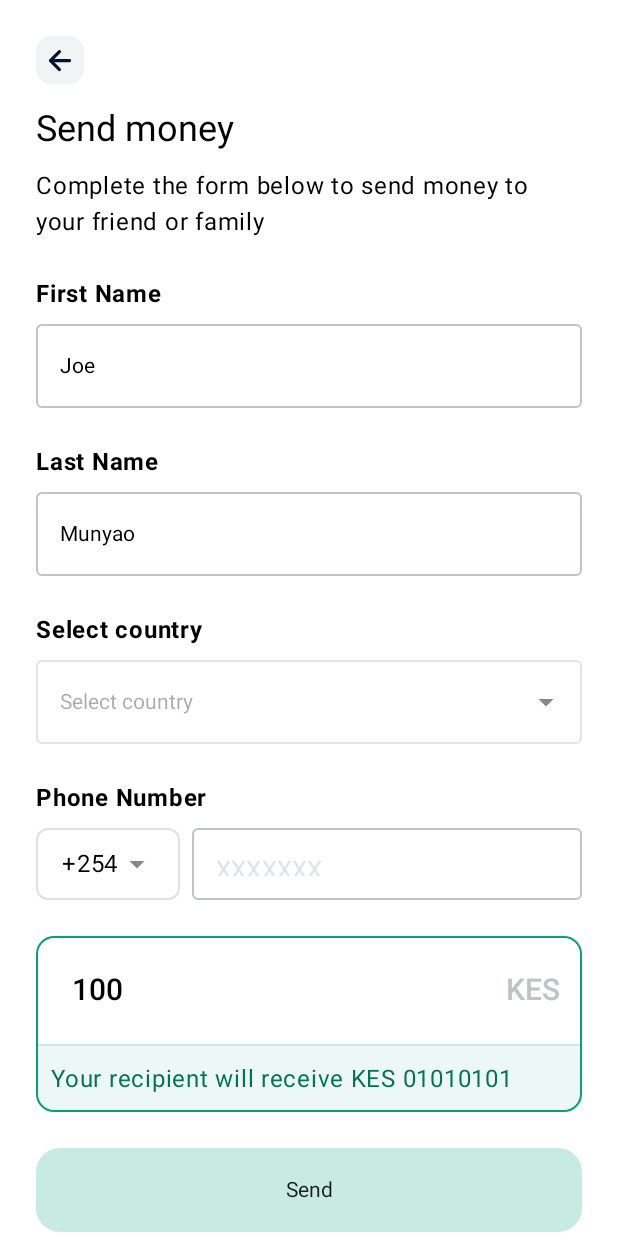
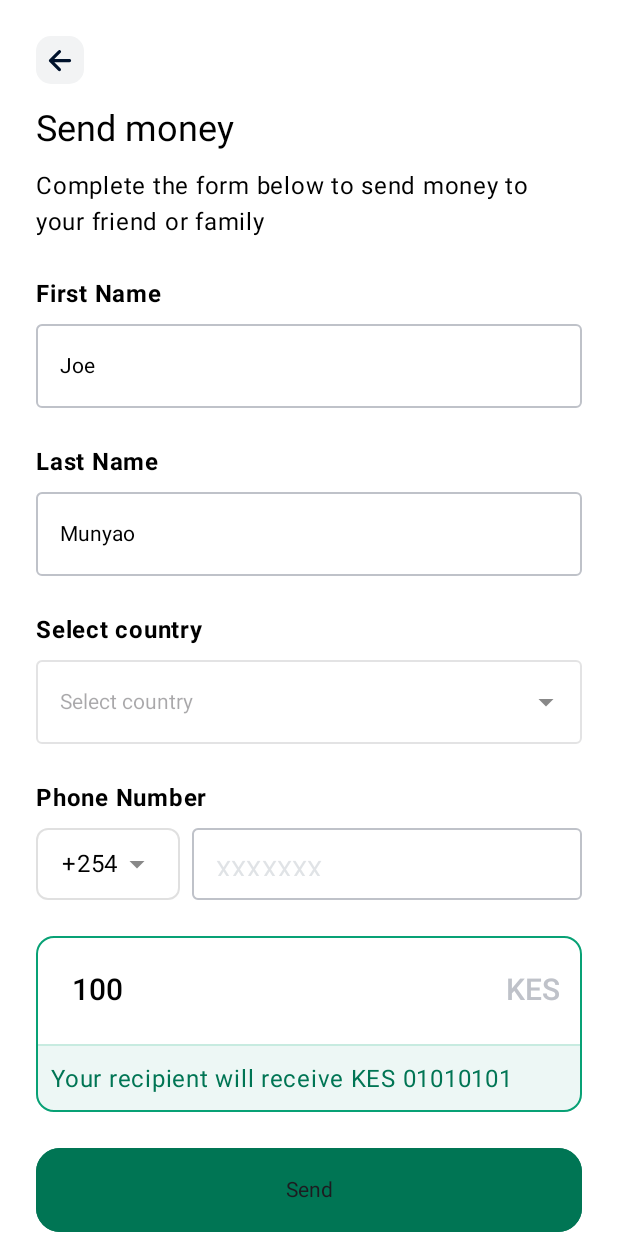
Before and after one commit to echirchir/BinariaApp, an Android app built with Jetpack Compose: the SendMoneyFormScreen screen opened through its navigation route, on a phone screen of 412 x 824 dp. Run offline under Robolectric (Android 15) with nearby library versions, the phone set to English and light mode, and no system bars.

Commit message:
Adds navigation

```diff
--- a/app/src/main/java/dev/echirchir/binaria/MainActivity.kt
+++ b/app/src/main/java/dev/echirchir/binaria/MainActivity.kt
@@ -52,7 +52,7 @@ class MainActivity : ComponentActivity() {
             ) {
                 NavHost(
                     navController = navController,
-                    startDestination = Route.Home.SendMoneyScreen
+                    startDestination = Route.Home.Home
                 ) {
                     composable(Route.Home.Home) {
                         HomeScreen(navController = navController)
--- a/app/src/main/java/dev/echirchir/binaria/common/BinariaButton.kt
+++ b/app/src/main/java/dev/echirchir/binaria/common/BinariaButton.kt
@@ -1,16 +1,17 @@
 package dev.echirchir.binaria.common
 
+import androidx.compose.foundation.BorderStroke
 import androidx.compose.foundation.shape.CornerSize
-import androidx.compose.material.Button
 import androidx.compose.material.ButtonDefaults
+import androidx.compose.material.OutlinedButton
 import androidx.compose.material3.MaterialTheme
 import androidx.compose.material3.Text
 import androidx.compose.runtime.Composable
 import androidx.compose.ui.Modifier
 import androidx.compose.ui.graphics.Color
+import androidx.compose.ui.platform.testTag
 import androidx.compose.ui.unit.dp
-import dev.echirchir.binaria.ui.theme.gray00
-import dev.echirchir.binaria.ui.theme.green15
+import dev.echirchir.binaria.ui.theme.green100
 
 @Composable
 fun BinariaButton(
@@ -19,18 +20,18 @@ fun BinariaButton(
     enabled: Boolean = true,
     onClick: () -> Unit
 ) {
-    Button(
+    OutlinedButton(
+        border = BorderStroke(1.dp, green100),
         onClick = onClick,
-        modifier = modifier,
+        modifier = modifier.testTag(label),
         enabled = enabled,
         shape = MaterialTheme.shapes.large.copy(all = CornerSize(16.dp)),
-        colors = ButtonDefaults.buttonColors(
-            backgroundColor = Color.Green,
+        colors = ButtonDefaults.outlinedButtonColors(
             contentColor = Color.White,
-            disabledBackgroundColor = green15,
-            disabledContentColor = gray00
+            backgroundColor = green100,
+            disabledContentColor = Color.Gray
         )
-    ) {
+    ){
         Text(text = label)
     }
 }
--- a/app/src/main/java/dev/echirchir/binaria/screen/HomeScreen.kt
+++ b/app/src/main/java/dev/echirchir/binaria/screen/HomeScreen.kt
@@ -1,11 +1,23 @@
 package dev.echirchir.binaria.screen
 
+import androidx.compose.foundation.layout.fillMaxWidth
+import androidx.compose.foundation.layout.height
 import androidx.compose.runtime.Composable
+import androidx.compose.ui.Modifier
+import androidx.compose.ui.unit.dp
 import androidx.navigation.NavController
+import dev.echirchir.binaria.common.BinariaButton
+import dev.echirchir.binaria.common.Route
 
 @Composable
 fun HomeScreen(
     navController: NavController
 ) {
-
+    BinariaButton(
+        modifier = Modifier.fillMaxWidth().height(56.dp),
+        label = "Send",
+        enabled = true //state.amount.toString().isNotEmpty() && state.isSendButtonActive
+    ) {
+        navController.navigate(Route.Home.SendMoneyScreen)
+    }
 }
--- a/app/src/main/java/dev/echirchir/binaria/screen/SendMoneyFormScreen.kt
+++ b/app/src/main/java/dev/echirchir/binaria/screen/SendMoneyFormScreen.kt
@@ -58,6 +58,7 @@ import dev.echirchir.binaria.common.AmountTextField
 import dev.echirchir.binaria.common.BinariaButton
 import dev.echirchir.binaria.common.BinariaDropDown
 import dev.echirchir.binaria.common.BinariaTextField
+import dev.echirchir.binaria.common.Route
 import dev.echirchir.binaria.common.TextIcon
 import dev.echirchir.binaria.viewmodel.ExchangeRatesViewModel
 import kotlinx.coroutines.launch
@@ -284,9 +285,9 @@ fun SendMoneyFormScreen(
                 BinariaButton(
                     modifier = Modifier.fillMaxWidth().height(56.dp),
                     label = "Send",
-                    enabled = state.amount.toString().isNotEmpty() && state.isSendButtonActive
+                    enabled = true //state.amount.toString().isNotEmpty() && state.isSendButtonActive
                 ) {
-
+                    navController.navigate(Route.Home.SendMoneySuccessScreen)
                 }
 
                 Spacer(modifier = Modifier.height(24.dp))
```
